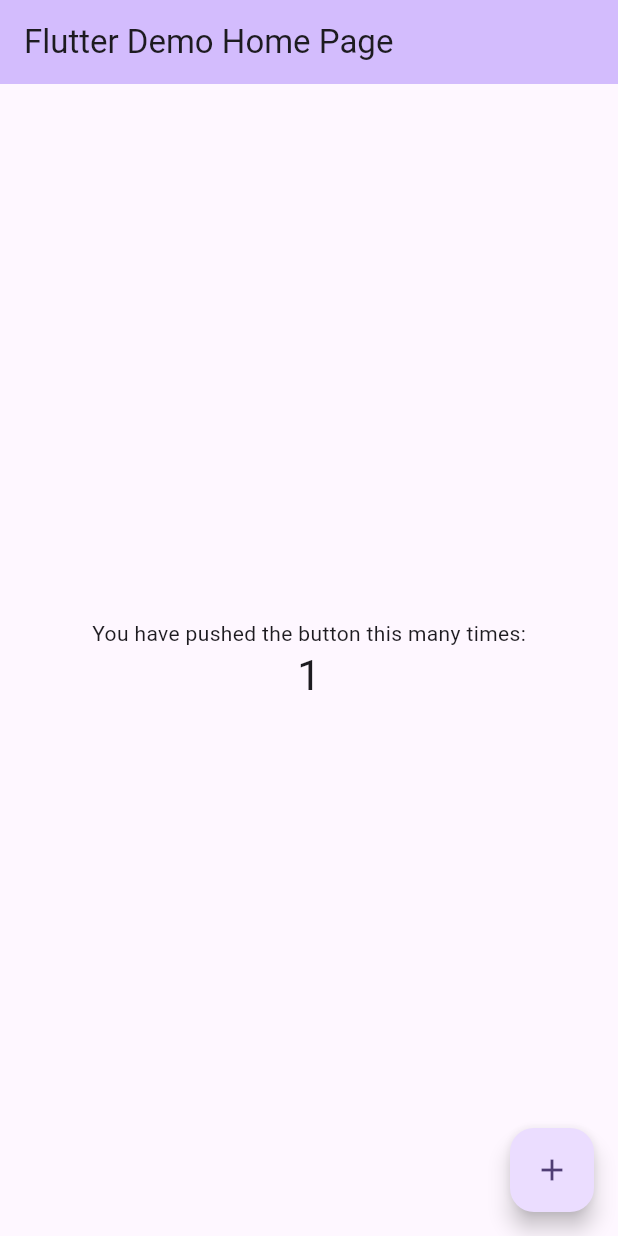
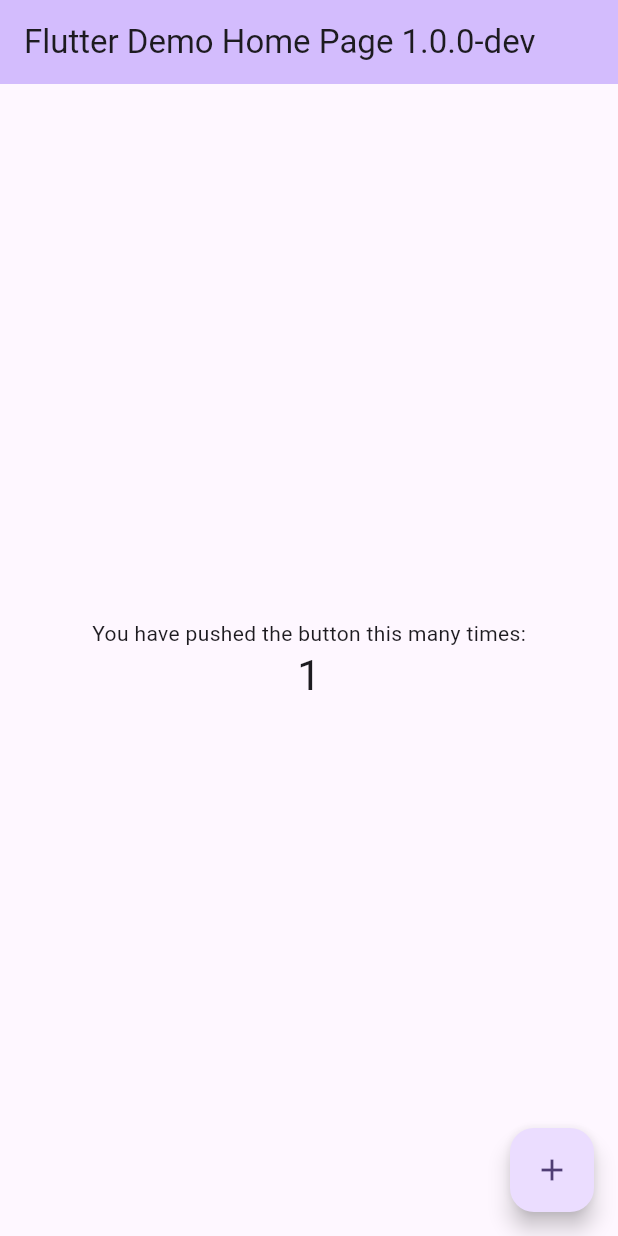
Before and after one commit to Aiteam55/mobile-devops, a Flutter app: the screen it shows after launch, after a tap on the "add" icon, on a phone screen of 412 x 824 dp. Run offline on Flutter 3.47's test engine with Material 3 defaults, Android fonts, the phone set to English and light mode, and no system bars.

Commit message:
set environments

```diff
--- /dev/null
+++ b/flutter_cicd/lib/config/app_config.dart
@@ -0,0 +1,7 @@
+abstract class AppConfig {
+  //App name
+  String appName() => "Test";
+
+  //App version
+  String appVersion() => "1.0.0";
+}
--- /dev/null
+++ b/flutter_cicd/lib/config/app_config_dev.dart
@@ -0,0 +1,7 @@
+import 'package:flutter_cicd/config/app_config.dart';
+
+class AppConfigDev extends AppConfig {
+  /// App version
+  @override
+  String appVersion() => "1.0.0-dev";
+}
--- /dev/null
+++ b/flutter_cicd/lib/config/app_config_prod.dart
@@ -0,0 +1,7 @@
+import 'package:flutter_cicd/config/app_config.dart';
+
+class AppConfigProd extends AppConfig {
+  /// App version
+  @override
+  String appVersion() => "1.0.0-release";
+}
--- /dev/null
+++ b/flutter_cicd/lib/config/app_config_staging.dart
@@ -0,0 +1,7 @@
+import 'package:flutter_cicd/config/app_config.dart';
+
+class AppConfigStaging extends AppConfig {
+  /// App version
+  @override
+  String appVersion() => "1.0.0-staging";
+}
--- /dev/null
+++ b/flutter_cicd/lib/environment.dart
@@ -0,0 +1,45 @@
+import 'package:flutter_cicd/config/app_config.dart';
+import 'package:flutter_cicd/config/app_config_dev.dart';
+import 'package:flutter_cicd/config/app_config_prod.dart';
+import 'package:flutter_cicd/config/app_config_staging.dart';
+
+/// Enumeration type for each environment
+enum EnvironmentType {
+  dev("DEV"),
+  staging("STAGING"),
+  prod("PROD");
+
+  final String name;
+  const EnvironmentType(this.name);
+}
+
+class Environment {
+  /// Implements singleton
+  Environment._internal();
+  static final Environment _singleton = Environment._internal();
+
+  factory Environment() {
+    return _singleton;
+  }
+
+  static late AppConfig config;
+
+  Future<void> initConfig(String environment) async {
+    config = _getConfig(environment);
+  }
+
+  AppConfig _getConfig(String environment) {
+    Map<String, AppConfig> factories = <String, AppConfig>{};
+    factories.putIfAbsent(EnvironmentType.dev.name, () => AppConfigDev());
+    factories.putIfAbsent(
+        EnvironmentType.staging.name, () => AppConfigStaging());
+    factories.putIfAbsent(EnvironmentType.prod.name, () => AppConfigProd());
+
+    AppConfig? config;
+    if (factories.containsKey(environment)) {
+      config = factories[environment];
+    }
+
+    return config ?? AppConfigDev();
+  }
+}
--- a/flutter_cicd/lib/main.dart
+++ b/flutter_cicd/lib/main.dart
@@ -1,6 +1,8 @@
 import 'package:flutter/material.dart';
+import 'package:flutter_cicd/environment.dart';
 
-void main() {
+void main() async {
+  await Environment().initConfig(const String.fromEnvironment('ENVIRONMENT'));
   runApp(const MyApp());
 }
 
@@ -31,7 +33,8 @@ class MyApp extends StatelessWidget {
         colorScheme: ColorScheme.fromSeed(seedColor: Colors.deepPurple),
         useMaterial3: true,
       ),
-      home: const MyHomePage(title: 'Flutter Demo Home Page'),
+      home: MyHomePage(
+          title: 'Flutter Demo Home Page ${Environment.config.appVersion()}'),
     );
   }
 }
```
Also changed, not shown: 1 other file.
